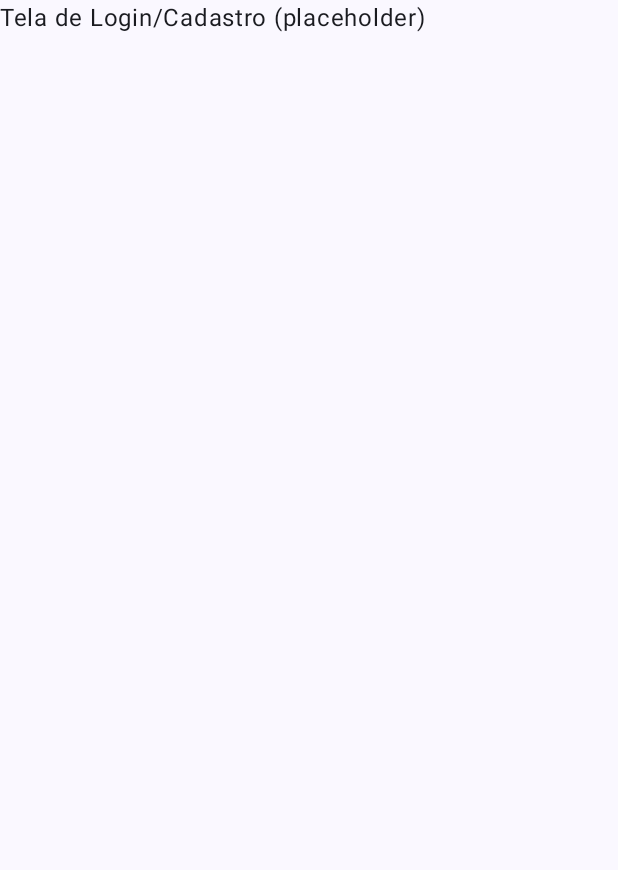
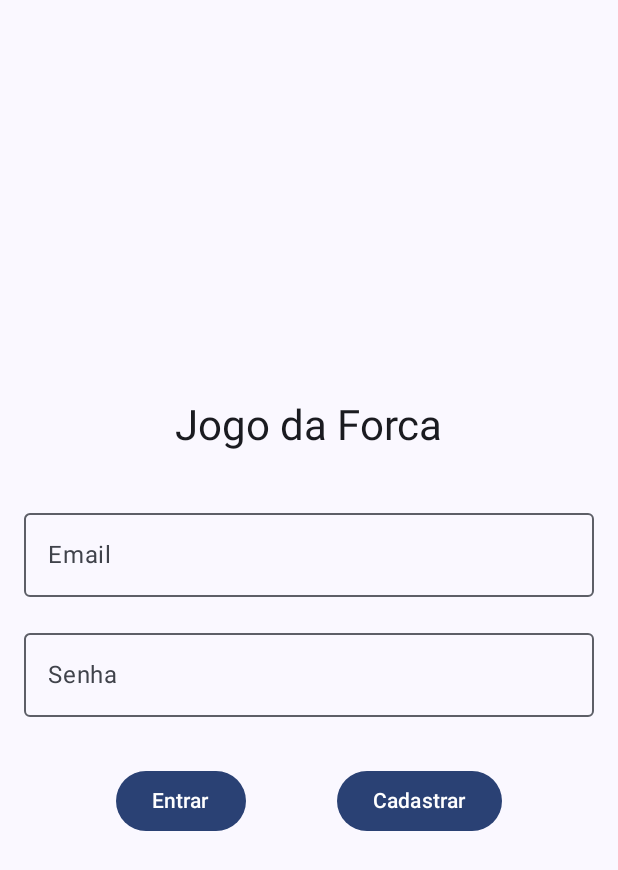
Before and after one commit to guillcodes/projetoForca, an Android app built with Jetpack Compose: the cadastro screen opened through its navigation route, on a phone screen of 412 x 824 dp. Shown: the top 870 px of the screen. Run offline under Robolectric (Android 15) with nearby library versions, the phone set to English and light mode, and no system bars; our stand-ins replace Firebase (no records; nobody signed in at launch, a user with empty details on screens opened directly).

```diff
--- a/app/src/main/java/com/example/projetoforca/data/local/RankingBanco.kt
+++ /dev/null
@@ -1 +0,0 @@
-package com.example.projetoforca.data.local
--- a/app/src/main/java/com/example/projetoforca/data/local/UserBanco.kt
+++ /dev/null
@@ -1 +0,0 @@
-package com.example.projetoforca.data.local
--- a/app/src/main/java/com/example/projetoforca/data/local/UserDao.kt
+++ /dev/null
@@ -1,4 +0,0 @@
-package com.example.projetoforca.data.local
-
-interface UserDao {
-}
--- a/app/src/main/java/com/example/projetoforca/navigation/AppNavigation.kt
+++ b/app/src/main/java/com/example/projetoforca/navigation/AppNavigation.kt
@@ -1,3 +1,4 @@
+// No arquivo: AppNavigation.kt
 package com.example.projetoforca.navigation
 
 import androidx.compose.material3.Text
@@ -8,6 +9,9 @@ import androidx.navigation.compose.composable
 import androidx.navigation.compose.rememberNavController
 import com.example.projetoforca.ui.configuracoes.TelaConfiguracoes
 import com.example.projetoforca.ui.telaInicial.TelaInicial
+
+// 1. IMPORTAR A TELA DE LOGIN QUE CRIAMOS
+import com.example.projetoforca.ui.autenticacao.TelaLogin
 
 
 @Composable
@@ -22,16 +26,26 @@ fun AppNavigation() {
 
         // --- ROTAS ADICIONADAS ---
 
-        // 2. ROTA PARA A TELA DE CONFIGURAÇÕES (chamada pelo ícone)
         composable("configuracoes") {
             TelaConfiguracoes(navController = navController)
         }
 
-        // 3. ROTA PARA LOGIN/CADASTRO (chamada pelo botão "JOGAR")
+        // 2. ROTA DE LOGIN ATUALIZADA (NÃO É MAIS UM PLACEHOLDER)
         composable("login/cadastro") {
-            // Você não forneceu esta tela, então usei um placeholder.
-            // Quando criar a TelaLogin, substitua este Text() por ela.
-            Text("Tela de Login/Cadastro (placeholder)")
+            // Chamamos a TelaLogin que você criou
+            TelaLogin(
+                onLoginSuccess = {
+                    // Login deu certo!
+                    // Navega para a tela "jogo" e limpa a pilha de navegação
+                    // (para que o usuário não possa "voltar" para o login)
+                    navController.navigate("jogo") {
+                        popUpTo(navController.graph.startDestinationId) {
+                            inclusive = true
+                        }
+                        launchSingleTop = true
+                    }
+                }
+            )
         }
 
         // --- ROTAS QUE JÁ EXISTIAM ---
@@ -41,7 +55,14 @@ fun AppNavigation() {
         }
 
         composable("jogo") {
+            // Esta é a tela para onde o usuário vai após o login.
+            // Quando você criá-la, substitua este placeholder.
             Text("Tela de Jogo (placeholder)")
+        }
+
+        // 3. ROTA PARA O ADMIN (vamos precisar dela em breve)
+        composable("admin_dashboard") {
+            Text("Tela de Admin (placeholder)")
         }
     }
 }
--- /dev/null
+++ b/app/src/main/java/com/example/projetoforca/ui/autenticacao/LoginUiState.kt
@@ -0,0 +1,8 @@
+// No arquivo: LoginUiState.kt
+package com.example.projetoforca.ui.autenticacao
+
+data class LoginUiState(
+    val isLoading: Boolean = false,      // Mostra um ícone de "carregando"
+    val loginSuccess: Boolean = false, // Vira 'true' se o login/cadastro der certo
+    val errorMessage: String? = null   // Guarda mensagens de erro (ex: "senha errada")
+)
--- a/app/src/main/java/com/example/projetoforca/ui/autenticacao/TelaLogin.kt
+++ b/app/src/main/java/com/example/projetoforca/ui/autenticacao/TelaLogin.kt
@@ -1 +1,104 @@
+// No arquivo: TelaLogin.kt
 package com.example.projetoforca.ui.autenticacao
+
+import android.widget.Toast
+import androidx.compose.foundation.layout.*
+import androidx.compose.foundation.text.KeyboardOptions
+import androidx.compose.material3.*
+import androidx.compose.runtime.*
+import androidx.compose.ui.Alignment
+import androidx.compose.ui.Modifier
+import androidx.compose.ui.platform.LocalContext
+import androidx.compose.ui.text.input.KeyboardType
+import androidx.compose.ui.text.input.PasswordVisualTransformation
+import androidx.compose.ui.unit.dp
+import androidx.lifecycle.viewmodel.compose.viewModel
+
+@Composable
+fun TelaLogin(
+    // Esta função será chamada quando o login der certo, para navegar para outra tela
+    onLoginSuccess: () -> Unit,
+    // Pega uma instância do nosso ViewModel
+    viewModel: LoginViewModel = viewModel()
+) {
+    // Pega o estado da UI (UiState) vindo do ViewModel
+    val uiState by viewModel.uiState.collectAsState()
+
+    // Variáveis para guardar o que o usuário digita
+    var email by remember { mutableStateOf("") }
+    var password by remember { mutableStateOf("") }
+
+    val context = LocalContext.current
+
+    // "Ouve" o estado de erro
+    LaunchedEffect(key1 = uiState.errorMessage) {
+        uiState.errorMessage?.let { error ->
+            Toast.makeText(context, error, Toast.LENGTH_SHORT).show()
+            viewModel.clearError() // Limpa o erro depois de mostrar
+        }
+    }
+
+    // "Ouve" o estado de sucesso no login
+    LaunchedEffect(key1 = uiState.loginSuccess) {
+        if (uiState.loginSuccess) {
+            Toast.makeText(context, "Login bem-sucedido!", Toast.LENGTH_SHORT).show()
+            onLoginSuccess() // Chama a função para navegar para a próxima tela
+        }
+    }
+
+    // --- Começa a UI ---
+    Column(
+        modifier = Modifier
+            .fillMaxSize()
+            .padding(16.dp),
+        horizontalAlignment = Alignment.CenterHorizontally,
+        verticalArrangement = Arrangement.Center
+    ) {
+        Text(text = "Jogo da Forca", style = MaterialTheme.typography.headlineMedium)
+
+        Spacer(modifier = Modifier.height(32.dp))
+
+        // Campo de Email
+        OutlinedTextField(
+            value = email,
+            onValueChange = { email = it },
+            label = { Text("Email") },
+            modifier = Modifier.fillMaxWidth(),
+            keyboardOptions = KeyboardOptions(keyboardType = KeyboardType.Email),
+            singleLine = true
+        )
+
+        Spacer(modifier = Modifier.height(16.dp))
+
+        // Campo de Senha
+        OutlinedTextField(
+            value = password,
+            onValueChange = { password = it },
+            label = { Text("Senha") },
+            modifier = Modifier.fillMaxWidth(),
+            visualTransformation = PasswordVisualTransformation(),
+            keyboardOptions = KeyboardOptions(keyboardType = KeyboardType.Password),
+            singleLine = true
+        )
+
+        Spacer(modifier = Modifier.height(32.dp))
+
+        // Se estiver carregando, mostra o ícone de loading
+        if (uiState.isLoading) {
+            CircularProgressIndicator()
+        } else {
+            // Botões
+            Row(
+                modifier = Modifier.fillMaxWidth(),
+                horizontalArrangement = Arrangement.SpaceEvenly
+            ) {
+                Button(onClick = { viewModel.onLoginClick(email, password) }) {
+                    Text("Entrar")
+                }
+                Button(onClick = { viewModel.onRegisterClick(email, password) }) {
+                    Text("Cadastrar")
+                }
+            }
+        }
+    }
+}
--- a/build.gradle.kts
+++ b/build.gradle.kts
@@ -3,4 +3,6 @@ plugins {
     alias(libs.plugins.android.application) apply false
     alias(libs.plugins.kotlin.android) apply false
     alias(libs.plugins.kotlin.compose) apply false
+    id("com.google.devtools.ksp") version "2.0.21-1.0.27" apply false
+    id("com.google.gms.google-services") version "4.4.4" apply false
 }
--- a/gradle/libs.versions.toml
+++ b/gradle/libs.versions.toml
@@ -10,6 +10,8 @@ activityCompose = "1.10.1"
 composeBom = "2024.09.00"
 navigationRuntimeKtx = "2.9.5"
 navigationCompose = "2.9.5"
+firebaseAuthKtx = "24.0.1"
+roomKtx = "2.8.3"
 
 [libraries]
 androidx-core-ktx = { group = "androidx.core", name = "core-ktx", version.ref = "coreKtx" }
@@ -28,6 +30,8 @@ androidx-ui-test-junit4 = { group = "androidx.compose.ui", name = "ui-test-junit
 androidx-material3 = { group = "androidx.compose.material3", name = "material3" }
 androidx-navigation-runtime-ktx = { group = "androidx.navigation", name = "navigation-runtime-ktx", version.ref = "navigationRuntimeKtx" }
 androidx-navigation-compose = { group = "androidx.navigation", name = "navigation-compose", version.ref = "navigationCompose" }
+firebase-auth-ktx = { group = "com.google.firebase", name = "firebase-auth-ktx", version.ref = "firebaseAuthKtx" }
+androidx-room-ktx = { group = "androidx.room", name = "room-ktx", version.ref = "roomKtx" }
 
 [plugins]
 android-application = { id = "com.android.application", version.ref = "agp" }
```
Also changed, not shown: app/build.gradle.kts (+18 -0 lines), app/src/main/java/com/example/projetoforca/data/local/AppDatabase.kt (+31 -1 lines), app/src/main/java/com/example/projetoforca/data/local/PalavraDao.kt (added, +38 -0 lines), app/src/main/java/com/example/projetoforca/data/local/Ranking.kt (added, +12 -0 lines), app/src/main/java/com/example/projetoforca/data/local/RankingDao.kt (+39 -0 lines), app/src/main/java/com/example/projetoforca/data/local/palavra.kt (added, +12 -0 lines), app/src/main/java/com/example/projetoforca/ui/autenticacao/LoginViewModel.kt (+76 -1 lines), 1 other file.
